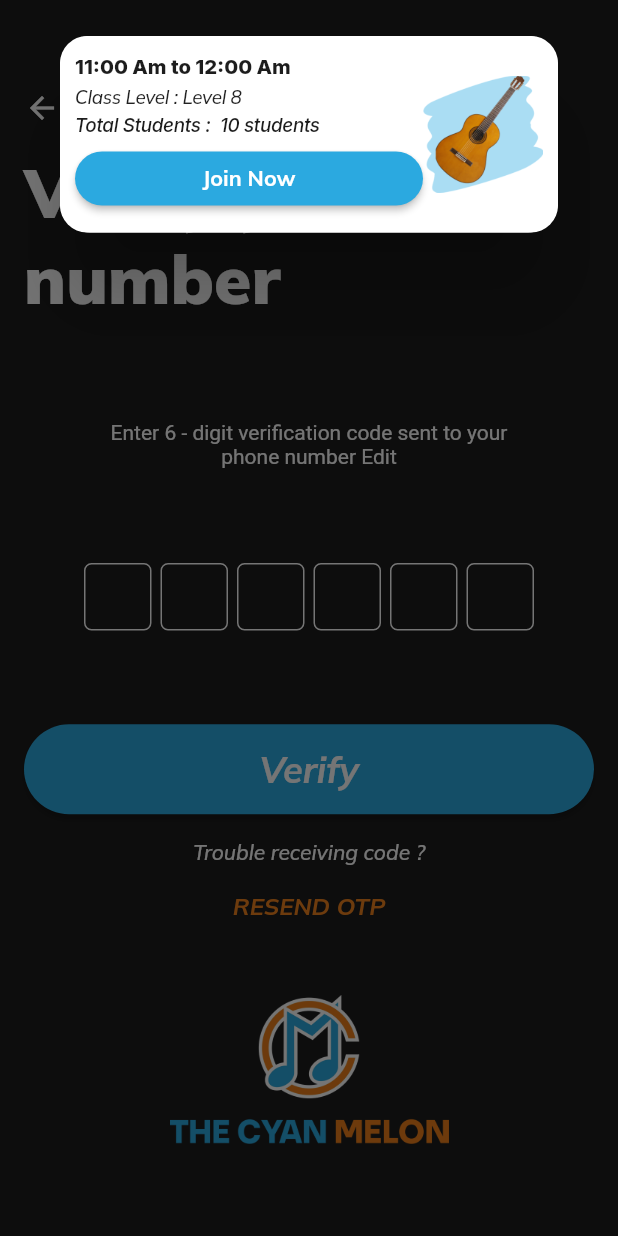
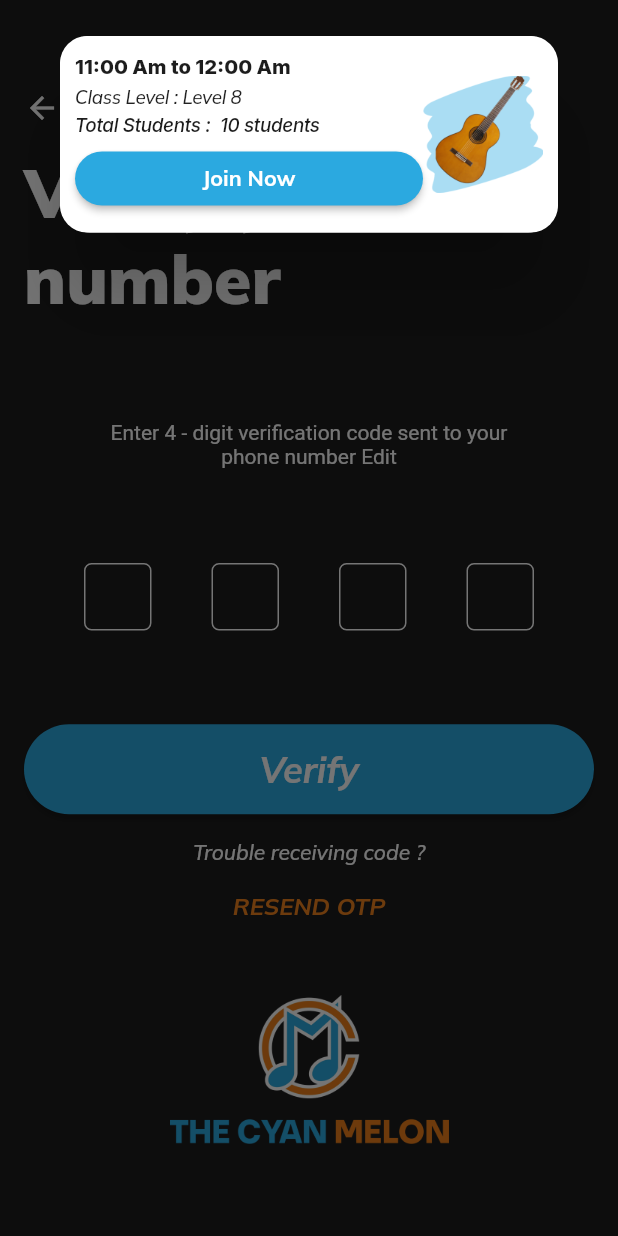
Before and after one commit to deepa304462/music_app_student, a Flutter app: the OtpVerifyPage screen opened directly with empty values, on a phone screen of 412 x 824 dp. Run offline on Flutter 3.47's test engine with Material 2 defaults, Android fonts, the light colour scheme and no system bars; drawn by our look-alikes of pin_code_fields; our stand-ins replace another_flushbar, flutter_calendar_carousel, flutter_svg, fluttertoast, get, google_fonts and 5 more; missing offline and left inert: awesome_icons, circle_progress_bar, file_picker_pro, smooth_video_progress; network calls fail; project files that could hold a hidden picture were left out.

Commit message:
05-10-2023 changes done by deepa

```diff
--- a/lib/core/presentation/pages/auth/otp/otp_verify_page.dart
+++ b/lib/core/presentation/pages/auth/otp/otp_verify_page.dart
@@ -58,7 +58,7 @@ class _OtpVerifyPageState extends State<OtpVerifyPage> {
                   child: RichText(
                     textAlign: TextAlign.center,
                     text: TextSpan(
-                      text: "Enter 6 - digit verification code sent to your\n",
+                      text: "Enter 4 - digit verification code sent to your\n",
                       style: TextStyle(
                         fontFamily: AppTextStyle.textStyleRobote,
                         fontSize: 14,
@@ -109,7 +109,7 @@ class _OtpVerifyPageState extends State<OtpVerifyPage> {
                     enableActiveFill: true,
                     appContext: context,
                     // controller: controller.otpController,
-                    length: 6,
+                    length: 4,
                     onChanged: (value) {},
                     keyboardType: TextInputType.number,
                     cursorHeight: 18,
```
